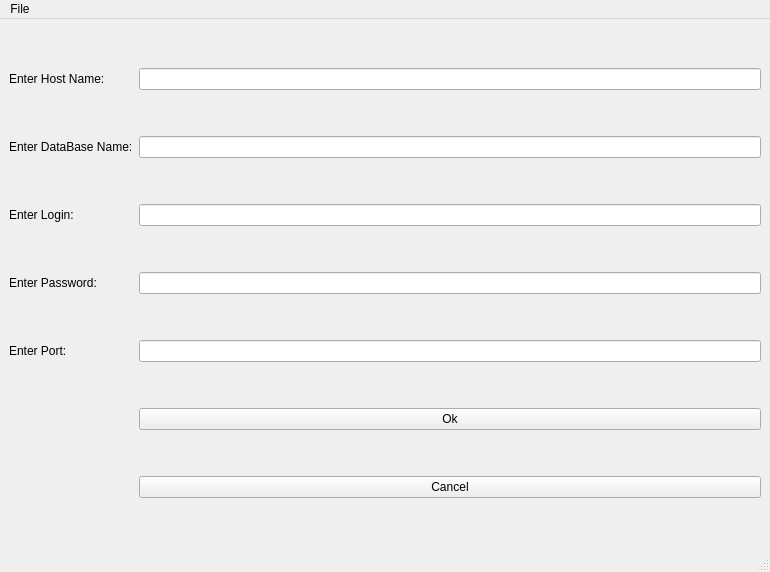
AlexanderPlotnikovv/Homework_QtDesigner, file mainwindow.ui: the form before one commit.
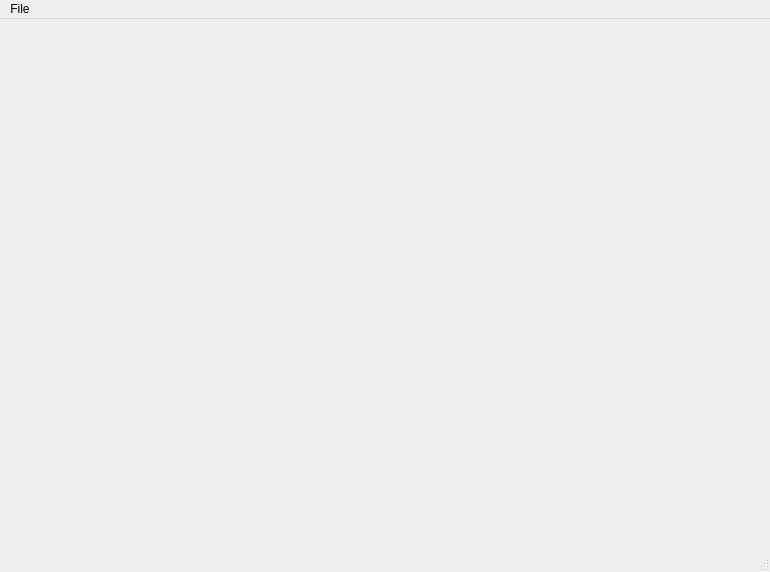
The form after the commit.

The edit to the form file:
```diff
--- a/mainwindow.ui
+++ b/mainwindow.ui
@@ -14,72 +14,7 @@
    <string>MainWindow</string>
   </property>
   <widget class="QWidget" name="centralwidget">
-   <layout class="QGridLayout" name="gridLayout">
-    <item row="2" column="0">
-     <widget class="QLabel" name="label_3">
-      <property name="text">
-       <string>Enter Login:</string>
-      </property>
-     </widget>
-    </item>
-    <item row="3" column="0">
-     <widget class="QLabel" name="label_4">
-      <property name="text">
-       <string>Enter Password:</string>
-      </property>
-     </widget>
-    </item>
-    <item row="2" column="3">
-     <widget class="QLineEdit" name="lineEdit_3"/>
-    </item>
-    <item row="3" column="3">
-     <widget class="QLineEdit" name="lineEdit_4"/>
-    </item>
-    <item row="1" column="3">
-     <widget class="QLineEdit" name="lineEdit_2"/>
-    </item>
-    <item row="1" column="0">
-     <widget class="QLabel" name="label_2">
-      <property name="text">
-       <string>Enter DataBase Name:</string>
-      </property>
-     </widget>
-    </item>
-    <item row="0" column="3">
-     <widget class="QLineEdit" name="lineEdit"/>
-    </item>
-    <item row="0" column="0">
-     <widget class="QLabel" name="label">
-      <property name="text">
-       <string>Enter Host Name:</string>
-      </property>
-     </widget>
-    </item>
-    <item row="5" column="3">
-     <widget class="QPushButton" name="pushButton">
-      <property name="text">
-       <string>Ok</string>
-      </property>
-     </widget>
-    </item>
-    <item row="6" column="3">
-     <widget class="QPushButton" name="pushButton_2">
-      <property name="text">
-       <string>Cancel</string>
-      </property>
-     </widget>
-    </item>
-    <item row="4" column="0">
-     <widget class="QLabel" name="label_5">
-      <property name="text">
-       <string>Enter Port:</string>
-      </property>
-     </widget>
-    </item>
-    <item row="4" column="3">
-     <widget class="QLineEdit" name="lineEdit_5"/>
-    </item>
-   </layout>
+   <layout class="QGridLayout" name="gridLayout"/>
   </widget>
   <widget class="QStatusBar" name="statusbar"/>
   <widget class="QMenuBar" name="menuBar">
```
Left out of the diff: 105 changed lines with no effect on the pictures.
